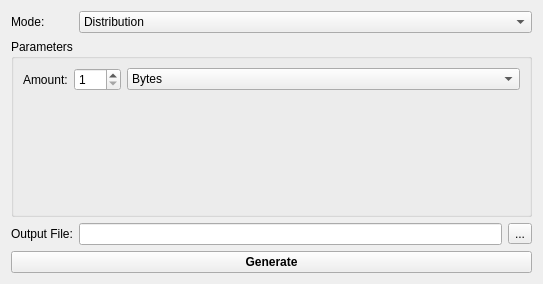
First picture: the form in src/apps/grypto_rng/datagenerator.ui, repository karagog/Gryptonite, before the edit.
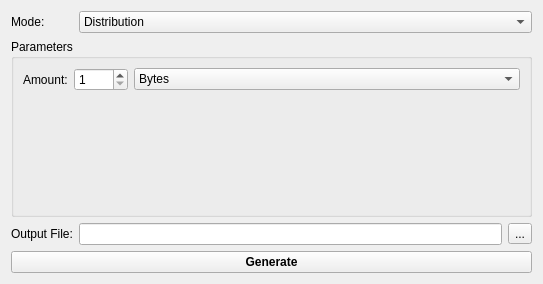
Second picture: the form after the edit. The open tabs and pages were chosen to show the change.

Commit message: Increased the range of the raw data generator to 1000

Diff of the .ui file:
```diff
--- a/src/apps/grypto_rng/datagenerator.ui
+++ b/src/apps/grypto_rng/datagenerator.ui
@@ -68,7 +68,7 @@
              <number>1</number>
             </property>
             <property name="maximum">
-             <number>999</number>
+             <number>1000</number>
             </property>
            </widget>
           </item>
```
